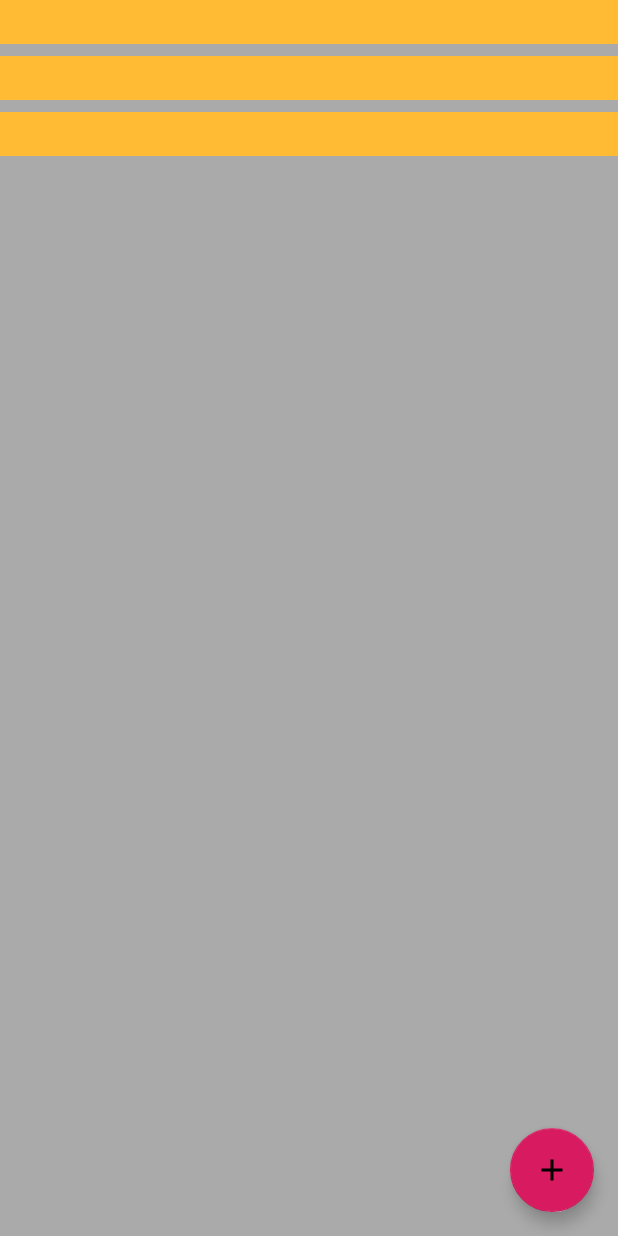
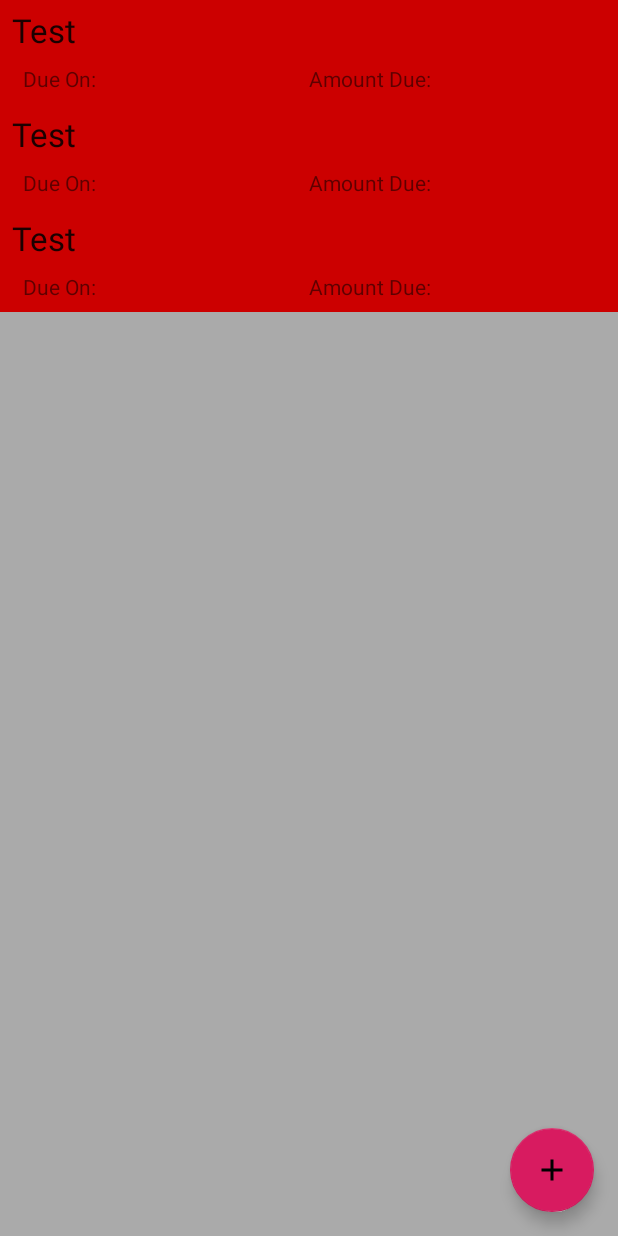
Before and after one commit to Cusyas/PayCheck, an Android app: the layout activity_main.xml on its own in the app's theme, with its tools: preview values and no code run, on a phone screen of 412 x 824 dp. Run offline under Robolectric (Android 15) with nearby library versions, the phone set to English and light mode, and no system bars.

Commit message:
Implemented the ability to edit bills and expanded on what is displayed on the main bill page

```diff
--- a/app/build.gradle
+++ b/app/build.gradle
@@ -7,6 +7,9 @@ apply plugin: 'kotlin-android-extensions'
 apply plugin: 'kotlin-kapt'
 
 android {
+    dataBinding{
+        enabled true
+    }
     compileSdkVersion 28
     defaultConfig {
         applicationId "com.cusyas.android.paycheck"
--- a/app/src/main/java/com/cusyas/android/paycheck/BillDatabase/BillDao.kt
+++ b/app/src/main/java/com/cusyas/android/paycheck/BillDatabase/BillDao.kt
@@ -15,6 +15,9 @@ interface BillDao {
     @Query("SELECT * FROM BILL_TABLE WHERE bill_id = :billId")
     fun loadById(billId: Int): LiveData<Bill>
 
+    @Update
+    suspend fun updateBill(bill: Bill)
+
     @Insert(onConflict = OnConflictStrategy.IGNORE)
     suspend fun insert(bill: Bill)
 
--- a/app/src/main/java/com/cusyas/android/paycheck/BillDatabase/BillRepository.kt
+++ b/app/src/main/java/com/cusyas/android/paycheck/BillDatabase/BillRepository.kt
@@ -15,4 +15,7 @@ class BillRepository(private val billDao: BillDao) {
     fun loadAllByIds(billId: IntArray): LiveData<List<Bill>>{
         return billDao.loadAllByIds(billId)
     }
+    suspend fun updateBill(bill: Bill){
+        billDao.updateBill(bill)
+    }
 }
--- a/app/src/main/java/com/cusyas/android/paycheck/BillDatabase/BillViewModel.kt
+++ b/app/src/main/java/com/cusyas/android/paycheck/BillDatabase/BillViewModel.kt
@@ -30,4 +30,8 @@ class BillViewModel(application: Application) : AndroidViewModel(application){
         return repository.loadAllByIds(billId)
     }
 
+    fun updateBill(bill: Bill) = viewModelScope.launch{
+        repository.updateBill(bill)
+    }
+
 }
--- a/app/src/main/res/layout/activity_main.xml
+++ b/app/src/main/res/layout/activity_main.xml
@@ -1,7 +1,13 @@
 <?xml version="1.0" encoding="utf-8"?>
-<androidx.constraintlayout.widget.ConstraintLayout xmlns:android="http://schemas.android.com/apk/res/android"
+<layout xmlns:android="http://schemas.android.com/apk/res/android"
     xmlns:app="http://schemas.android.com/apk/res-auto"
-    xmlns:tools="http://schemas.android.com/tools"
+    xmlns:tools="http://schemas.android.com/tools">
+
+    <data>
+
+    </data>
+
+    <androidx.constraintlayout.widget.ConstraintLayout
         android:layout_width="match_parent"
         android:layout_height="match_parent"
         tools:context=".MainActivity">
@@ -27,3 +33,4 @@
             app:layout_constraintRight_toRightOf="parent" />
 
     </androidx.constraintlayout.widget.ConstraintLayout>
+</layout>
--- a/app/src/main/res/layout/activity_new_bill.xml
+++ b/app/src/main/res/layout/activity_new_bill.xml
@@ -26,8 +26,7 @@
         android:ems="10"
         android:padding="10dp"
         android:inputType="numberDecimal"
-        android:hint="$0.00"
-        android:text="" />
+        android:hint="$0.00" />
 
     <Spinner
         android:id="@+id/spinner_days"
--- a/app/src/main/res/layout/recyclerview_item.xml
+++ b/app/src/main/res/layout/recyclerview_item.xml
@@ -1,12 +1,38 @@
 <?xml version="1.0" encoding="utf-8"?>
 <LinearLayout xmlns:android="http://schemas.android.com/apk/res/android"
     android:orientation="vertical" android:layout_width="match_parent"
-    android:layout_height="wrap_content">
+    android:layout_height="wrap_content" android:background="@android:color/holo_red_dark">
 
     <TextView
-        android:id="@+id/textView"
+        android:id="@+id/tv_bill_name"
         style="@style/bill_title"
         android:layout_width="match_parent"
         android:layout_height="wrap_content"
-        android:background="@android:color/holo_orange_light" />
+        android:text="Test"
+        android:paddingTop="5dp"
+        />
+    <androidx.appcompat.widget.LinearLayoutCompat
+        android:layout_width="match_parent"
+        android:layout_height="wrap_content"
+        android:orientation="horizontal">
+    <TextView
+        android:id="@+id/tv_bill_due_date"
+        android:layout_width="0dp"
+        android:layout_height="wrap_content"
+        android:paddingBottom="7dp"
+        android:paddingStart="15dp"
+        android:layout_weight="1"
+        android:text="Due On: "
+        />
+     <TextView
+         android:id="@+id/tv_bill_amount"
+         android:layout_width="0dp"
+         android:layout_height="wrap_content"
+         android:layout_weight="1"
+         android:text="Amount Due: "
+         />
+
+    </androidx.appcompat.widget.LinearLayoutCompat>
+
+
 </LinearLayout>
--- a/app/src/main/res/values/styles.xml
+++ b/app/src/main/res/values/styles.xml
@@ -21,7 +21,6 @@
         <item name="android:layout_width">match_parent</item>
         <item name="android:layout_marginBottom">8dp</item>
         <item name="android:paddingLeft">8dp</item>
-        <item name="android:background">@android:color/holo_orange_light</item>
         <item name="android:textAppearance">@android:style/TextAppearance.Large</item>
     </style>
 
```
Also changed, not shown: app/src/main/java/com/cusyas/android/paycheck/BillListAdapter.kt (+25 -11 lines), app/src/main/java/com/cusyas/android/paycheck/NewBillActivity.kt (+51 -17 lines). Lines whose indentation alone changed are shown as unchanged.
